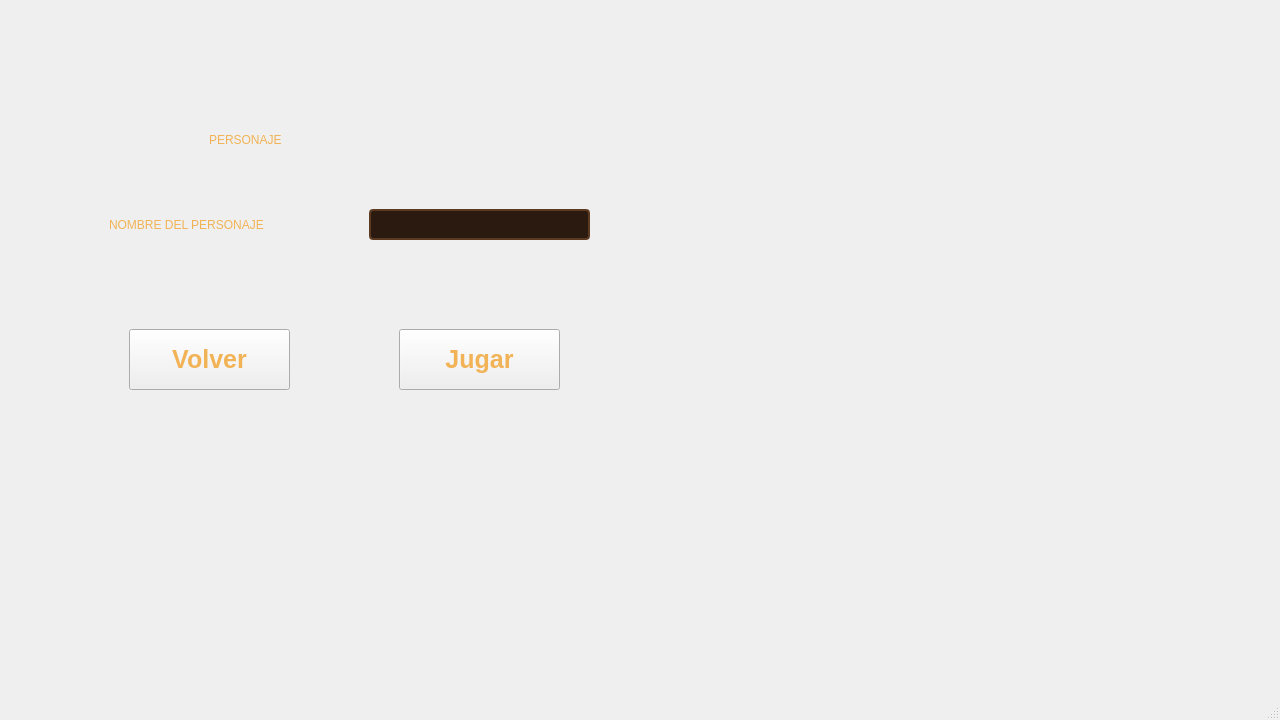
This is client/Pantallas/pantalla.ui in Nahuelfranco12/TP-TALLER-DE-PROGRAMACION-G9-2C26 as Qt 5 draws it before an edit. The edited form follows.
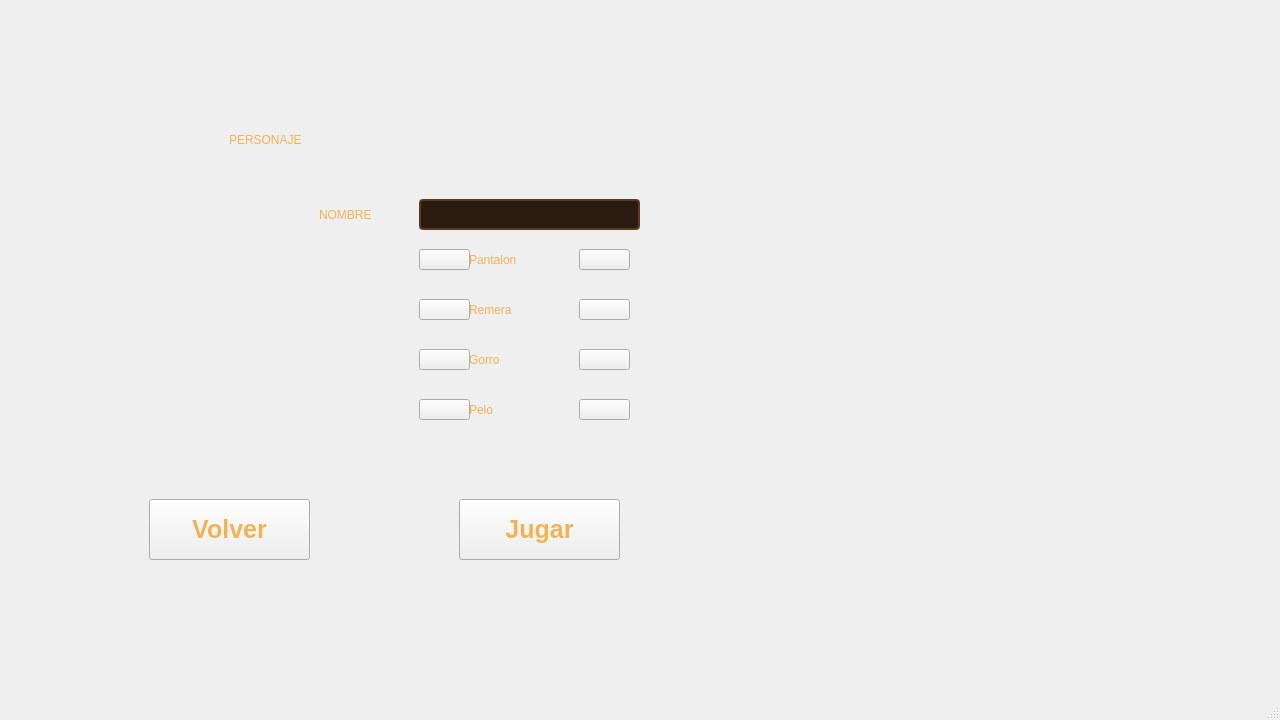
This is the edited form. The open tabs and pages were chosen to show the change. Icons and pictures are not drawn.

Commit message: implemento pantalla de customizacion del personaje

Diff of the .ui file:
```diff
--- a/client/Pantallas/pantalla.ui
+++ b/client/Pantallas/pantalla.ui
@@ -128,6 +128,146 @@
         </property>
        </widget>
       </widget>
+      <widget class="QWidget" name="pageRetomarPartida">
+       <property name="styleSheet">
+        <string notr="true">#pageRetomarPartida { 
+    border-image: url(:/Pantallas/pantalla_retomar.jpg); 
+}</string>
+       </property>
+       <widget class="QLabel" name="cartelUP_2">
+        <property name="geometry">
+         <rect>
+          <x>40</x>
+          <y>20</y>
+          <width>751</width>
+          <height>561</height>
+         </rect>
+        </property>
+        <property name="styleSheet">
+         <string notr="true">QLabel#cartelUP_2{
+    border-image: url(:/cartel/cartel-datos.png);
+}</string>
+        </property>
+        <property name="text">
+         <string/>
+        </property>
+       </widget>
+       <widget class="QLabel" name="codigoPartidaUnirse_2">
+        <property name="geometry">
+         <rect>
+          <x>160</x>
+          <y>110</y>
+          <width>531</width>
+          <height>111</height>
+         </rect>
+        </property>
+        <property name="styleSheet">
+         <string notr="true">font: 50pt &quot;Stardew Valley&quot;;
+color: #f1b356; </string>
+        </property>
+        <property name="text">
+         <string>Partidas a unirte</string>
+        </property>
+       </widget>
+       <widget class="QLineEdit" name="campoCodigoPartida_2">
+        <property name="geometry">
+         <rect>
+          <x>170</x>
+          <y>220</y>
+          <width>481</width>
+          <height>51</height>
+         </rect>
+        </property>
+        <property name="styleSheet">
+         <string notr="true">QLineEdit, QComboBox {
+    background-color: #2b1a10; 
+    color: #f1b356; 
+    border: 2px solid #5c3a21; 
+    border-radius: 4px; 
+    padding: 2px 5px;
+    font-family: &quot;Stardew Valley&quot;;
+    font-size: 20px;
+}
+
+QLineEdit:focus, QComboBox:focus {
+    border: 2px solid #f1b356; 
+}</string>
+        </property>
+        <property name="text">
+         <string/>
+        </property>
+       </widget>
+       <widget class="QLabel" name="textoCustomizarUnirse_2">
+        <property name="geometry">
+         <rect>
+          <x>250</x>
+          <y>430</y>
+          <width>551</width>
+          <height>71</height>
+         </rect>
+        </property>
+        <property name="styleSheet">
+         <string notr="true">font: 20pt &quot;Stardew Valley&quot;;
+color: white; </string>
+        </property>
+        <property name="text">
+         <string>¡En la proxima pantalla vas a 
+customizar tu personaje!</string>
+        </property>
+       </widget>
+       <widget class="QPushButton" name="botJugarRP">
+        <property name="geometry">
+         <rect>
+          <x>450</x>
+          <y>350</y>
+          <width>161</width>
+          <height>61</height>
+         </rect>
+        </property>
+        <property name="styleSheet">
+         <string notr="true">QPushButton {
+    border-image: url(:/Botones/Boton_normal.png);
+    color: #f1b356; 
+    font-family: &quot;Stardew Valley&quot;;
+    font-size: 25px;
+    font-weight: bold;
+}
+QPushButton:pressed {
+	border-image: url(:/Botones/botton_apretado.png);
+    padding-top: 3px; 
+}</string>
+        </property>
+        <property name="text">
+         <string>Jugar</string>
+        </property>
+       </widget>
+       <widget class="QPushButton" name="botVolverRT">
+        <property name="geometry">
+         <rect>
+          <x>180</x>
+          <y>350</y>
+          <width>161</width>
+          <height>61</height>
+         </rect>
+        </property>
+        <property name="styleSheet">
+         <string notr="true">QPushButton {
+    border-image: url(:/Botones/Boton_normal.png);
+    color: #f1b356; 
+    font-family: &quot;Stardew Valley&quot;;
+    font-size: 25px;
+    font-weight: bold;
+}
+QPushButton:pressed {
+	border-image: url(:/Botones/botton_apretado.png);
+    padding-top: 3px; 
+}</string>
+        </property>
+        <property name="text">
+         <string>Volver</string>
+        </property>
+       </widget>
+      </widget>
       <widget class="QWidget" name="pageCustomizarPersonaje">
        <property name="styleSheet">
         <string notr="true">#pageCustomizarPersonaje { 
@@ -139,8 +279,8 @@
          <rect>
           <x>-20</x>
           <y>-10</y>
-          <width>751</width>
-          <height>561</height>
+          <width>811</width>
+          <height>671</height>
          </rect>
         </property>
         <property name="styleSheet">
@@ -155,9 +295,9 @@
        <widget class="QLabel" name="personaje">
         <property name="geometry">
          <rect>
-          <x>200</x>
+          <x>220</x>
           <y>110</y>
-          <width>411</width>
+          <width>281</width>
           <height>41</height>
          </rect>
         </property>
@@ -172,8 +312,8 @@
        <widget class="QLineEdit" name="campoNOmbrePersonaje">
         <property name="geometry">
          <rect>
-          <x>360</x>
-          <y>200</y>
+          <x>410</x>
+          <y>190</y>
           <width>221</width>
           <height>31</height>
          </rect>
@@ -197,9 +337,9 @@
        <widget class="QLabel" name="nombrePersonaje">
         <property name="geometry">
          <rect>
-          <x>100</x>
-          <y>200</y>
-          <width>251</width>
+          <x>310</x>
+          <y>190</y>
+          <width>81</width>
           <height>31</height>
          </rect>
         </property>
@@ -208,14 +348,14 @@
 color: #f1b356; </string>
         </property>
         <property name="text">
-         <string>NOMBRE DEL PERSONAJE</string>
+         <string>NOMBRE</string>
         </property>
        </widget>
        <widget class="QPushButton" name="botJugar">
         <property name="geometry">
          <rect>
-          <x>390</x>
-          <y>320</y>
+          <x>450</x>
+          <y>490</y>
           <width>161</width>
           <height>61</height>
          </rect>
@@ -240,8 +380,8 @@
        <widget class="QPushButton" name="botVolverPersonaje">
         <property name="geometry">
          <rect>
-          <x>120</x>
-          <y>320</y>
+          <x>140</x>
+          <y>490</y>
           <width>161</width>
           <height>61</height>
          </rect>
@@ -263,6 +403,299 @@
          <string>Volver</string>
         </property>
        </widget>
+       <widget class="QLabel" name="elegirPantalon">
+        <property name="geometry">
+         <rect>
+          <x>460</x>
+          <y>240</y>
+          <width>111</width>
+          <height>21</height>
+         </rect>
+        </property>
+        <property name="styleSheet">
+         <string notr="true">font: 20pt &quot;Stardew Valley&quot;;
+color: #f1b356;
+qproperty-alignment: AlignCenter;</string>
+        </property>
+        <property name="text">
+         <string>Pantalon</string>
+        </property>
+       </widget>
+       <widget class="QLabel" name="elegirRemera">
+        <property name="geometry">
+         <rect>
+          <x>460</x>
+          <y>290</y>
+          <width>111</width>
+          <height>21</height>
+         </rect>
+        </property>
+        <property name="styleSheet">
+         <string notr="true">font: 20pt &quot;Stardew Valley&quot;;
+color: #f1b356;
+qproperty-alignment: AlignCenter;</string>
+        </property>
+        <property name="text">
+         <string>Remera</string>
+        </property>
+       </widget>
+       <widget class="QLabel" name="elegirGorro">
+        <property name="geometry">
+         <rect>
+          <x>460</x>
+          <y>340</y>
+          <width>111</width>
+          <height>21</height>
+         </rect>
+        </property>
+        <property name="styleSheet">
+         <string notr="true">font: 20pt &quot;Stardew Valley&quot;;
+color: #f1b356;
+qproperty-alignment: AlignCenter;</string>
+        </property>
+        <property name="text">
+         <string>Gorro</string>
+        </property>
+       </widget>
+       <widget class="QLabel" name="elegirPelo">
+        <property name="geometry">
+         <rect>
+          <x>460</x>
+          <y>390</y>
+          <width>111</width>
+          <height>21</height>
+         </rect>
+        </property>
+        <property name="styleSheet">
+         <string notr="true">font: 20pt &quot;Stardew Valley&quot;;
+color: #f1b356;
+qproperty-alignment: AlignCenter;</string>
+        </property>
+        <property name="text">
+         <string>Pelo</string>
+        </property>
+       </widget>
+       <widget class="QPushButton" name="botSigPantalon">
+        <property name="geometry">
+         <rect>
+          <x>570</x>
+          <y>240</y>
+          <width>51</width>
+          <height>21</height>
+         </rect>
+        </property>
+        <property name="styleSheet">
+         <string notr="true">QPushButton {
+    border-image: url(:/flechas/flecha_normal_derecha.png);
+    color: #f1b356; 
+    font-family: &quot;Stardew Valley&quot;;
+    font-size: 25px;
+    font-weight: bold;
+}
+QPushButton:pressed {
+	border-image: url(:/flechas/flecha_apretada_derecha.png);
+    padding-top: 3px; 
+}</string>
+        </property>
+        <property name="text">
+         <string/>
+        </property>
+       </widget>
+       <widget class="QPushButton" name="botSigRemera">
+        <property name="geometry">
+         <rect>
+          <x>570</x>
+          <y>290</y>
+          <width>51</width>
+          <height>21</height>
+         </rect>
+        </property>
+        <property name="styleSheet">
+         <string notr="true">QPushButton {
+    border-image: url(:/flechas/flecha_normal_derecha.png);
+    color: #f1b356; 
+    font-family: &quot;Stardew Valley&quot;;
+    font-size: 25px;
+    font-weight: bold;
+}
+QPushButton:pressed {
+	border-image: url(:/flechas/flecha_apretada_derecha.png);
+    padding-top: 3px; 
+}</string>
+        </property>
+        <property name="text">
+         <string/>
+        </property>
+       </widget>
+       <widget class="QPushButton" name="botSigGorro">
+        <property name="geometry">
+         <rect>
+          <x>570</x>
+          <y>340</y>
+          <width>51</width>
+          <height>21</height>
+         </rect>
+        </property>
+        <property name="styleSheet">
+         <string notr="true">QPushButton {
+    border-image: url(:/flechas/flecha_normal_derecha.png);
+    color: #f1b356; 
+    font-family: &quot;Stardew Valley&quot;;
+    font-size: 25px;
+    font-weight: bold;
+}
+QPushButton:pressed {
+	border-image: url(:/flechas/flecha_apretada_derecha.png);
+    padding-top: 3px; 
+}</string>
+        </property>
+        <property name="text">
+         <string/>
+        </property>
+       </widget>
+       <widget class="QPushButton" name="botSigPelo">
+        <property name="geometry">
+         <rect>
+          <x>570</x>
+          <y>390</y>
+          <width>51</width>
+          <height>21</height>
+         </rect>
+        </property>
+        <property name="styleSheet">
+         <string notr="true">QPushButton {
+    border-image: url(:/flechas/flecha_normal_derecha.png);
+    color: #f1b356; 
+    font-family: &quot;Stardew Valley&quot;;
+    font-size: 25px;
+    font-weight: bold;
+}
+QPushButton:pressed {
+	border-image: url(:/flechas/flecha_apretada_derecha.png);
+    padding-top: 3px; 
+}</string>
+        </property>
+        <property name="text">
+         <string/>
+        </property>
+       </widget>
+       <widget class="QPushButton" name="botAntPantalon">
+        <property name="geometry">
+         <rect>
+          <x>410</x>
+          <y>240</y>
+          <width>51</width>
+          <height>21</height>
+         </rect>
+        </property>
+        <property name="styleSheet">
+         <string notr="true">QPushButton {
+    border-image: url(:/flechas/flecha_normal_izquierda.png);
+    color: #f1b356; 
+    font-family: &quot;Stardew Valley&quot;;
+    font-size: 25px;
+    font-weight: bold;
+}
+QPushButton:pressed {
+	border-image: url(:/flechas/flecha_apretada_izquierda.png);
+    padding-top: 3px; 
+}</string>
+        </property>
+        <property name="text">
+         <string/>
+        </property>
+       </widget>
+       <widget class="QPushButton" name="botAntRemera">
+        <property name="geometry">
+         <rect>
+          <x>410</x>
+          <y>290</y>
+          <width>51</width>
+          <height>21</height>
+         </rect>
+        </property>
+        <property name="styleSheet">
+         <string notr="true">QPushButton {
+    border-image: url(:/flechas/flecha_normal_izquierda.png);
+    color: #f1b356; 
+    font-family: &quot;Stardew Valley&quot;;
+    font-size: 25px;
+    font-weight: bold;
+}
+QPushButton:pressed {
+	border-image: url(:/flechas/flecha_apretada_izquierda.png);
+    padding-top: 3px; 
+}</string>
+        </property>
+        <property name="text">
+         <string/>
+        </property>
+       </widget>
+       <widget class="QPushButton" name="botAntGorro">
+        <property name="geometry">
+         <rect>
+          <x>410</x>
+          <y>340</y>
+          <width>51</width>
+          <height>21</height>
+         </rect>
+        </property>
+        <property name="styleSheet">
+         <string notr="true">QPushButton {
+    border-image: url(:/flechas/flecha_normal_izquierda.png);
+    color: #f1b356; 
+    font-family: &quot;Stardew Valley&quot;;
+    font-size: 25px;
+    font-weight: bold;
+}
+QPushButton:pressed {
+	border-image: url(:/flechas/flecha_apretada_izquierda.png);
+    padding-top: 3px; 
+}</string>
+        </property>
+        <property name="text">
+         <string/>
+        </property>
+       </widget>
+       <widget class="QPushButton" name="botAntPelo">
+        <property name="geometry">
+         <rect>
+          <x>410</x>
+          <y>390</y>
+          <width>51</width>
+          <height>21</height>
+         </rect>
+        </property>
+        <property name="styleSheet">
+         <string notr="true">QPushButton {
+    border-image: url(:/flechas/flecha_normal_izquierda.png);
+    color: #f1b356; 
+    font-family: &quot;Stardew Valley&quot;;
+    font-size: 25px;
+    font-weight: bold;
+}
+QPushButton:pressed {
+	border-image: url(:/flechas/flecha_apretada_izquierda.png);
+    padding-top: 3px; 
+}</string>
+        </property>
+        <property name="text">
+         <string/>
+        </property>
+       </widget>
+       <widget class="QLabel" name="previewPersonaje">
+        <property name="geometry">
+         <rect>
+          <x>147</x>
+          <y>237</y>
+          <width>231</width>
+          <height>221</height>
+         </rect>
+        </property>
+        <property name="text">
+         <string/>
+        </property>
+       </widget>
       </widget>
       <widget class="QWidget" name="pageNuevaPartida">
        <property name="styleSheet">
```
The commit also changes 6 other files.
